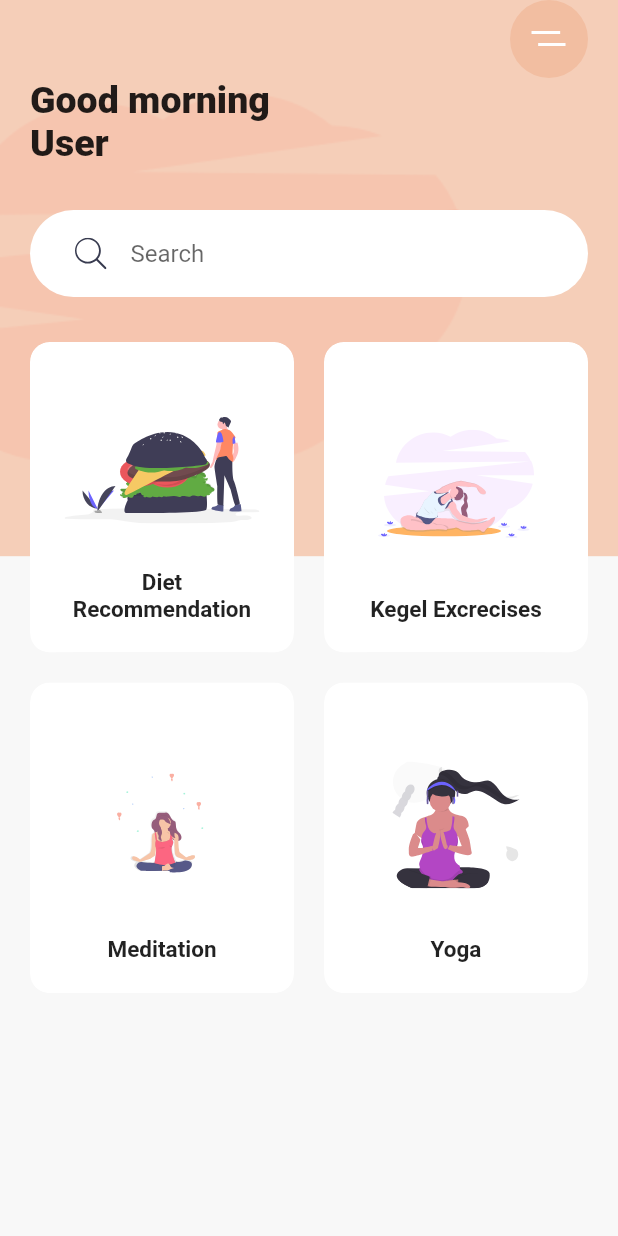
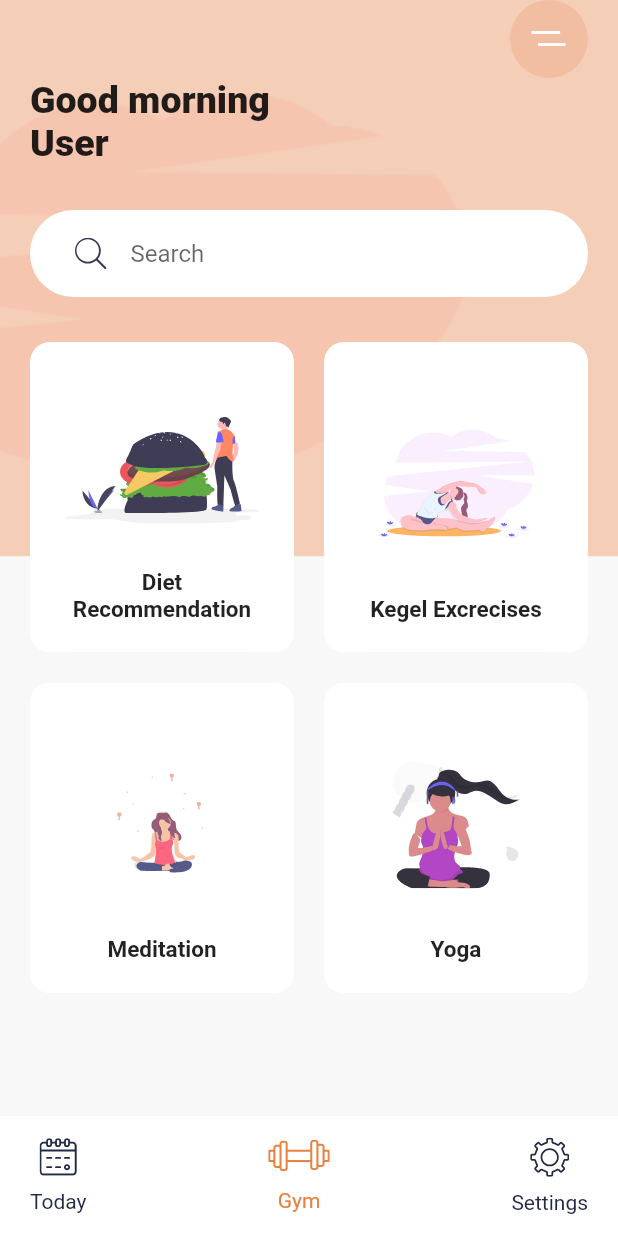
Before and after one commit to ChhailengTim/collection-flutter-ui, a Flutter app: the screen it shows after launch, on a phone screen of 412 x 824 dp. Run offline on Flutter 3.47's test engine with Material 2 defaults, Android fonts, the phone set to English and light mode, and no system bars; our stand-ins replace flutter_signin_button, flutter_svg, get; missing offline and left inert: sign_button.

Commit message:
Update welcome_screen.dart

```diff
--- a/ui_screen/lib/screens/welcome_screen.dart
+++ b/ui_screen/lib/screens/welcome_screen.dart
@@ -1,6 +1,9 @@
 import 'package:flutter/material.dart';
 import 'package:flutter_svg/flutter_svg.dart';
+import 'package:ui_screen/models/bottomnav_bar.dart';
+import 'package:ui_screen/models/search_bar.dart';
 import 'package:ui_screen/screens/categery_screen.dart';
+import 'package:ui_screen/screens/detail_screen.dart';
 
 class WelcomeScreen extends StatelessWidget {
   const WelcomeScreen({Key? key}) : super(key: key);
@@ -48,24 +51,7 @@ class WelcomeScreen extends StatelessWidget {
                           fontSize: 25,
                         ),
                   ),
-                  Container(
-                    margin: const EdgeInsets.symmetric(vertical: 30),
-                    padding: const EdgeInsets.symmetric(
-                      horizontal: 30,
-                      vertical: 5,
-                    ),
-                    decoration: BoxDecoration(
-                      color: Colors.white,
-                      borderRadius: BorderRadius.circular(29.5),
-                    ),
-                    child: TextField(
-                      decoration: InputDecoration(
-                        hintText: "Search",
-                        icon: SvgPicture.asset("assets/icons/search.svg"),
-                        border: InputBorder.none,
-                      ),
-                    ),
-                  ),
+                  const SearchBar(),
                   Expanded(
                     child: GridView.count(
                       crossAxisCount: 2,
@@ -82,9 +68,16 @@ class WelcomeScreen extends StatelessWidget {
                           svgPic: "assets/icons/Excrecises.svg",
                           title: "Kegel Excrecises",
                         ),
-                        const CategeryCard(
+                        CategeryCard(
                           svgPic: "assets/icons/Meditation_women_small.svg",
                           title: "Meditation",
+                          onTap: () {
+                            Navigator.push(
+                                context,
+                                MaterialPageRoute(
+                                  builder: (context) => const DetailScreen(),
+                                ));
+                          },
                         ),
                         const CategeryCard(
                           svgPic: "assets/icons/yoga.svg",
@@ -99,6 +92,7 @@ class WelcomeScreen extends StatelessWidget {
           ),
         ],
       ),
+      bottomNavigationBar: const BottomNavBar(),
     );
   }
 }
```
